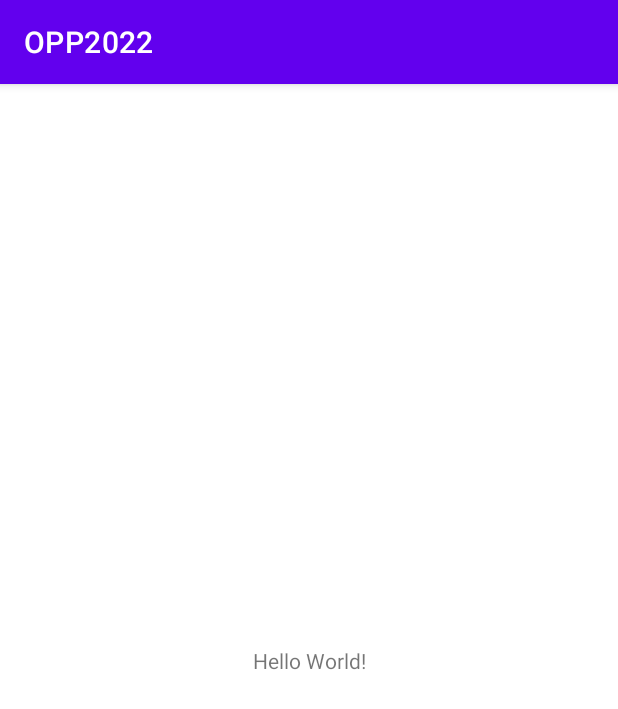
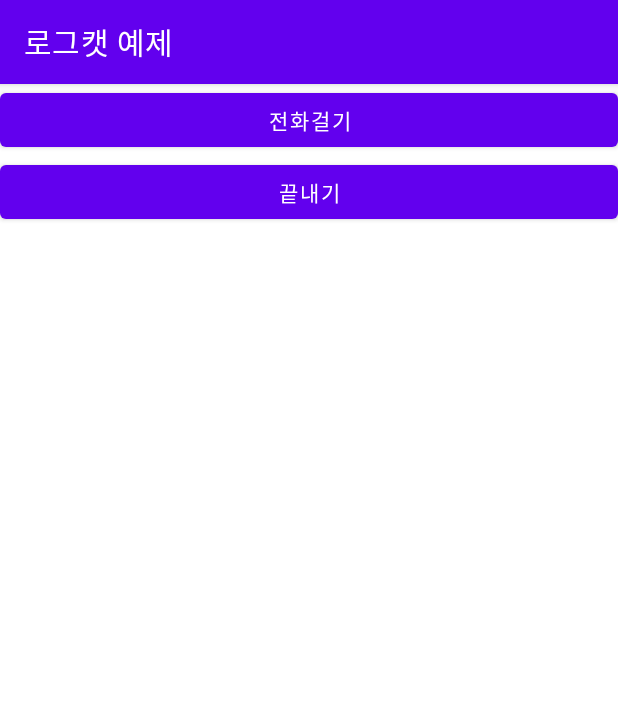
Before and after one commit to yewon0804/OPP2022, an Android app: the screen it shows after launch (MainActivity), on a phone screen of 412 x 824 dp. Shown: the top 709 px of the screen. Run offline under Robolectric (Android 15) with nearby library versions, the phone set to English and light mode, and no system bars.

Commit message:
Complete week9 task(10-3)
실습 10-3 로그캣을 이용하여 액티비티 생명주기 확인하기
[Logcat]을 확인해 봅니다..

```diff
--- a/app/src/main/java/com/example/opp2022/MainActivity.java
+++ b/app/src/main/java/com/example/opp2022/MainActivity.java
@@ -1,8 +1,22 @@
+/* **************************************
+ * 프로그램명: 실습 10-3 로그캣을 이용하여 액티비티 생명주기 확인하기
+ * 작성자: 2020039035 김예원
+ * 작성일: 2022. 5. 4.
+ * 프로그램 설명:
+ - <전화걸기>를 클릭해서 다른 액티비티가 나타난 후
+ - 키패드의 돌아가기 버튼을 눌러서 메인 액티비티로 돌아간 후
+ - <끝내기>를 클릭해서 메인 액티비티를 마친 후 [Logcat]에서 확인
+ * ***************************************/
+
 package com.example.opp2022;
 
 import androidx.appcompat.app.AppCompatActivity;
 
+import android.content.Intent;
+import android.net.Uri;
 import android.os.Bundle;
+import android.view.View;
+import android.widget.Button;
 
 public class MainActivity extends AppCompatActivity {
 
@@ -10,5 +24,72 @@ public class MainActivity extends AppCompatActivity {
     protected void onCreate(Bundle savedInstanceState) {
         super.onCreate(savedInstanceState);
         setContentView(R.layout.activity_main);
+
+
+        setTitle("로그캣 예제");
+
+        // onCreate()에 대한 log 설정
+        android.util.Log.i("액티비티 테스트", "onCreate()");
+
+        // 버튼 변수 선언
+        Button btnDial, btnFinish;
+
+        // 버튼 객체 접근하기
+        btnDial = (Button) findViewById(R.id.btnDial);
+        btnFinish = (Button) findViewById(R.id.btnFinish);
+
+
+        // 전화걸기 버튼 클릭
+        btnDial.setOnClickListener(new View.OnClickListener() {
+            @Override
+            public void onClick(View view) {
+                Uri uri = Uri.parse("tel:01085479094");
+                Intent telIntent = new Intent(Intent.ACTION_DIAL, uri);
+                startActivity(telIntent);
+            }
+        });
+
+        // 끝내기 버튼 클릭
+        btnFinish.setOnClickListener(new View.OnClickListener() {
+            @Override
+            public void onClick(View view) {
+                finish();
+            }
+        });
+    }
+
+    // onDestroy()에 대한 log 설정
+    @Override
+    protected void onDestroy() {
+        super.onDestroy();
+        android.util.Log.i("액티비티 테스트", "onDestroy()");
+    }
+
+    // onPause()에 대한 log 설정
+    @Override
+    protected void onPause() {
+        super.onPause();
+        android.util.Log.i("액티비티 테스트", "onPause()");
+    }
+
+    // onRestart()에 대한 log 설정
+    @Override
+    protected void onRestart() {
+        super.onRestart();
+        android.util.Log.i("액티비티 테스트", "onRestart()");
+    }
+
+    // onStart()에 대한 log 설정
+    @Override
+    protected void onStart() {
+        super.onStart();
+        android.util.Log.i("액티비티 테스트", "onStart()");
+    }
+
+    // onStop()에 대한 log 설정
+    @Override
+    protected void onStop() {
+        super.onStop();
+        android.util.Log.i("액티비티 테스트", "onStop()");
     }
 }
--- a/app/src/main/res/layout/activity_main.xml
+++ b/app/src/main/res/layout/activity_main.xml
@@ -6,13 +6,20 @@
     android:layout_height="match_parent"
     tools:context=".MainActivity">
 
-    <TextView
-        android:layout_width="wrap_content"
+    <LinearLayout
+        android:layout_width="match_parent"
         android:layout_height="wrap_content"
-        android:text="Hello World!"
-        app:layout_constraintBottom_toBottomOf="parent"
-        app:layout_constraintLeft_toLeftOf="parent"
-        app:layout_constraintRight_toRightOf="parent"
-        app:layout_constraintTop_toTopOf="parent" />
+        android:orientation="vertical">
+        <Button
+            android:id="@+id/btnDial"
+            android:layout_width="match_parent"
+            android:layout_height="wrap_content"
+            android:text="전화걸기"></Button>
+        <Button
+            android:id="@+id/btnFinish"
+            android:layout_width="match_parent"
+            android:layout_height="wrap_content"
+            android:text="끝내기"></Button>
+    </LinearLayout>
 
 </androidx.constraintlayout.widget.ConstraintLayout>
```
